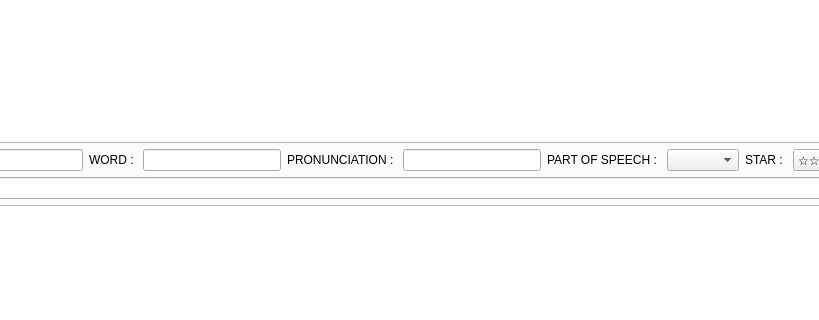
Qt form mainwindow.ui (m-fujimoto/Word-savvy) before a commit; both pictures show x 144 to 963 and y 277 to 597 of the 1045 by 776 pixel window.
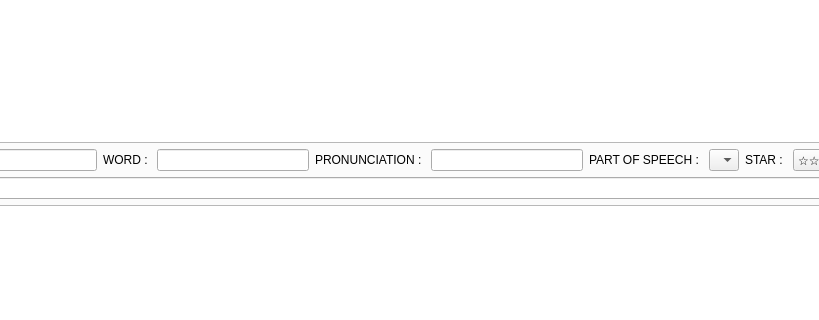
The same form after that commit. The open tabs and pages were chosen to show the change. Icons and pictures are not drawn.

Diff of the .ui file:
```diff
--- a/mainwindow.ui
+++ b/mainwindow.ui
@@ -176,7 +176,13 @@
              </widget>
             </item>
             <item>
-             <widget class="QComboBox" name="English_part_of_speech_comboBox"/>
+             <widget class="QComboBox" name="English_part_of_speech_comboBox">
+              <item>
+               <property name="text">
+                <string/>
+               </property>
+              </item>
+             </widget>
             </item>
             <item>
              <widget class="QLabel" name="label_11">
```
Left out of the diff: 6 changed lines with no effect on the pictures.
